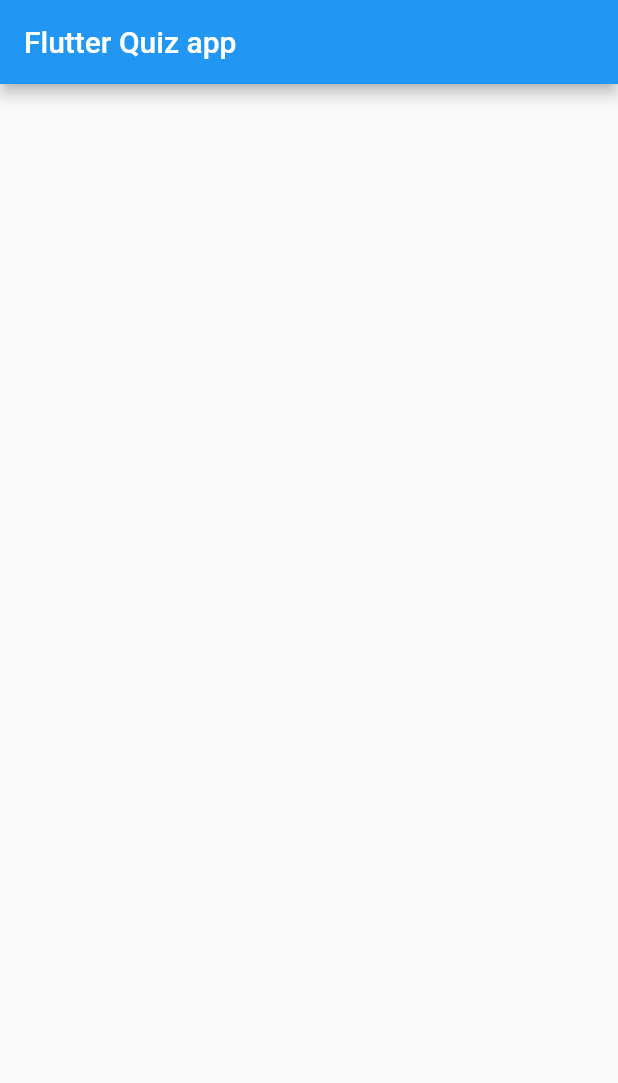
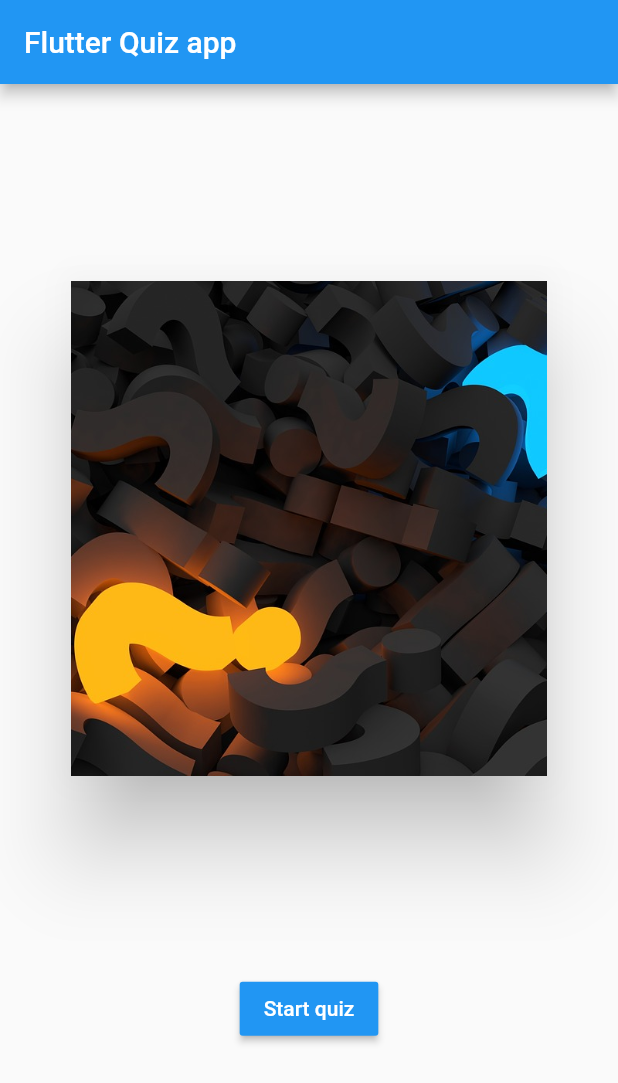
Before and after one commit to lyabs243/flutter-quizz, a Flutter app: the screen it shows after launch, on a phone screen of 412 x 824 dp. Shown: the top 1083 px of the screen. Run offline on Flutter 3.47's test engine with Material 2 defaults, Android fonts, the phone set to English and light mode, and no system bars.

Commit message:
create home view

```diff
--- a/lib/main.dart
+++ b/lib/main.dart
@@ -7,6 +7,7 @@ class MyApp extends StatelessWidget {
   Widget build(BuildContext context) {
     return MaterialApp(
       title: 'Flutter Demo',
+      debugShowCheckedModeBanner: false,
       theme: ThemeData(
         primarySwatch: Colors.blue,
       ),
@@ -33,8 +34,32 @@ class _MyHomePageState extends State<MyHomePage> {
         title: Text(widget.title),
       ),
       body: Center(
-
-      ),
+          child: new Column(
+            mainAxisAlignment: MainAxisAlignment.spaceEvenly,
+            children: <Widget>[
+              new Card(
+                elevation: 25.0,
+                child: new Container(
+                  width: MediaQuery.of(context).size.width / 1.3,
+                  height: MediaQuery.of(context).size.height / 2.5,
+                  child: Image.asset
+                    (
+                    'assets/cover.jpg',
+                    fit: BoxFit.cover,
+                  ),
+                ),
+              ),
+              new RaisedButton(
+                onPressed: (){
+                  Navigator.pop(context);
+                },
+                child: new Text('Start quiz'),
+                color: Colors.blue,
+                textColor: Colors.white,
+              )
+            ],
+          ),
+      )
     );
   }
 }
```
Also changed, not shown: assets/cover.jpg (added).
